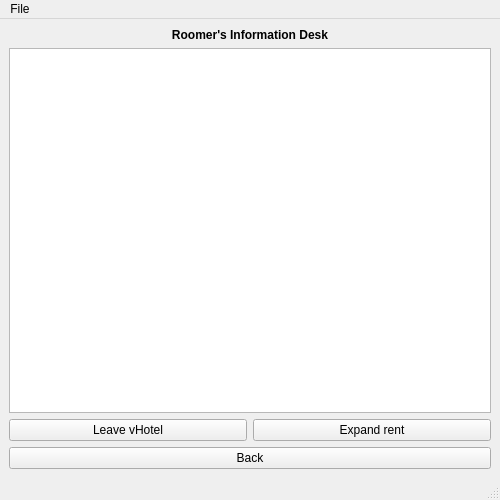
Old version of the form ОП/Final boss/vis_interface/RoomerInfo.ui in the repository Xassie/bananas.
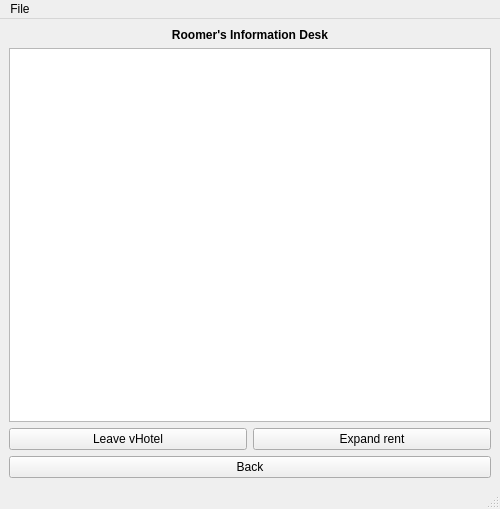
New version of the form.

```diff
--- a/ОП/Final boss/vis_interface/RoomerInfo.ui
+++ b/ОП/Final boss/vis_interface/RoomerInfo.ui
@@ -7,7 +7,7 @@
     <x>0</x>
     <y>0</y>
     <width>500</width>
-    <height>500</height>
+    <height>509</height>
    </rect>
   </property>
   <property name="windowTitle">
```
Left out of the diff: 2 changed lines with no effect on the pictures.
